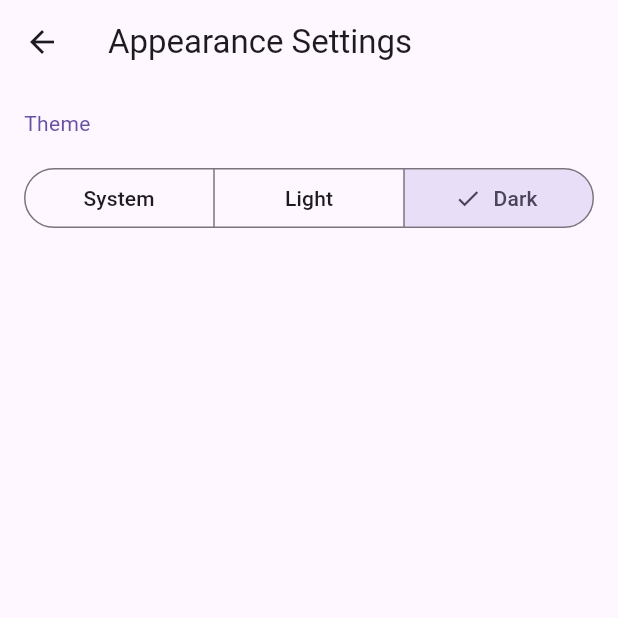
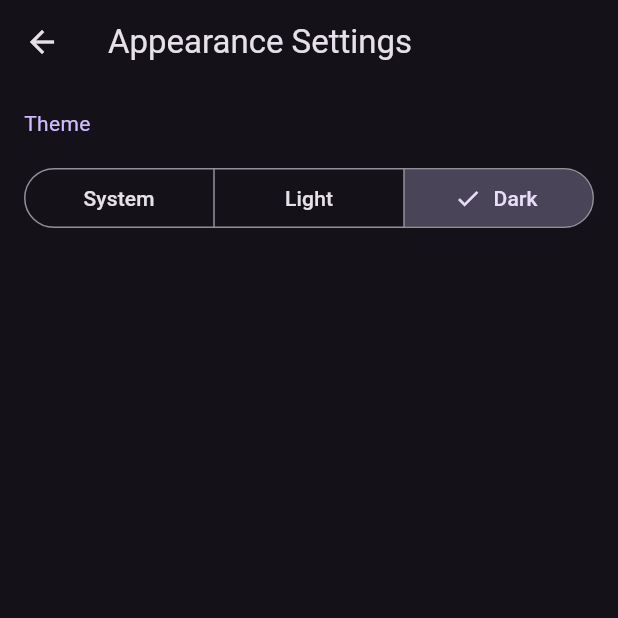
Before and after one commit to MatthewRiley05/FlavorFlick, a Flutter app: the AppearanceSettingsScreen screen opened directly, after a tap on "Light", after a tap on "Dark", on a phone screen of 412 x 824 dp, the top half of it. Run offline on Flutter 3.47's test engine with Material 3 defaults, Android fonts, the phone set to English and light mode, and no system bars; our stand-ins replace flutter_card_swiper, flutter_dotenv, geolocator, shared_preferences; accounts and stored records are empty.

Commit message:
refactor: simplify AppearanceSettingsScreen by converting to StatelessWidget and optimizing theme selection logic

```diff
--- a/lib/modules/settings/src/appearance_settings_screen.dart
+++ b/lib/modules/settings/src/appearance_settings_screen.dart
@@ -1,22 +1,24 @@
+import 'package:flavor_flick/services/theme_notifier.dart';
 import 'package:flutter/material.dart';
+import 'package:provider/provider.dart';
 
-class AppearanceSettingsScreen extends StatefulWidget {
+class AppearanceSettingsScreen extends StatelessWidget {
   const AppearanceSettingsScreen({super.key});
 
   @override
-  State<AppearanceSettingsScreen> createState() =>
-      _AppearanceSettingsScreenState();
-}
+  Widget build(BuildContext context) {
+    final themeMode = context.watch<ThemeNotifier>().themeMode;
 
-class _AppearanceSettingsScreenState extends State<AppearanceSettingsScreen> {
-  String _selectedTheme = 'system';
+    String selected = switch (themeMode) {
+      ThemeMode.light => 'light',
+      ThemeMode.dark => 'dark',
+      _ => 'system',
+    };
 
-  @override
-  Widget build(BuildContext context) {
     return Scaffold(
       appBar: AppBar(title: const Text('Appearance Settings')),
       body: Padding(
-        padding: const EdgeInsets.all(16.0),
+        padding: const EdgeInsets.all(16),
         child: Column(
           crossAxisAlignment: CrossAxisAlignment.start,
           spacing: 16,
@@ -29,19 +31,20 @@
               child: SizedBox(
                 width: double.infinity,
                 child: SegmentedButton<String>(
-                  segments: const <ButtonSegment<String>>[
-                    ButtonSegment<String>(
-                      value: 'system',
-                      label: Text('System'),
-                    ),
-                    ButtonSegment<String>(value: 'light', label: Text('Light')),
-                    ButtonSegment<String>(value: 'dark', label: Text('Dark')),
+                  segments: const [
+                    ButtonSegment(value: 'system', label: Text('System')),
+                    ButtonSegment(value: 'light', label: Text('Light')),
+                    ButtonSegment(value: 'dark', label: Text('Dark')),
                   ],
-                  selected: {_selectedTheme},
+                  selected: {selected},
+
                   onSelectionChanged: (Set<String> newSelection) {
-                    setState(() {
-                      _selectedTheme = newSelection.first;
-                    });
+                    final mode = switch (newSelection.first) {
+                      'light' => ThemeMode.light,
+                      'dark' => ThemeMode.dark,
+                      _ => ThemeMode.system,
+                    };
+                    context.read<ThemeNotifier>().setThemeMode(mode);
                   },
                 ),
               ),
```
